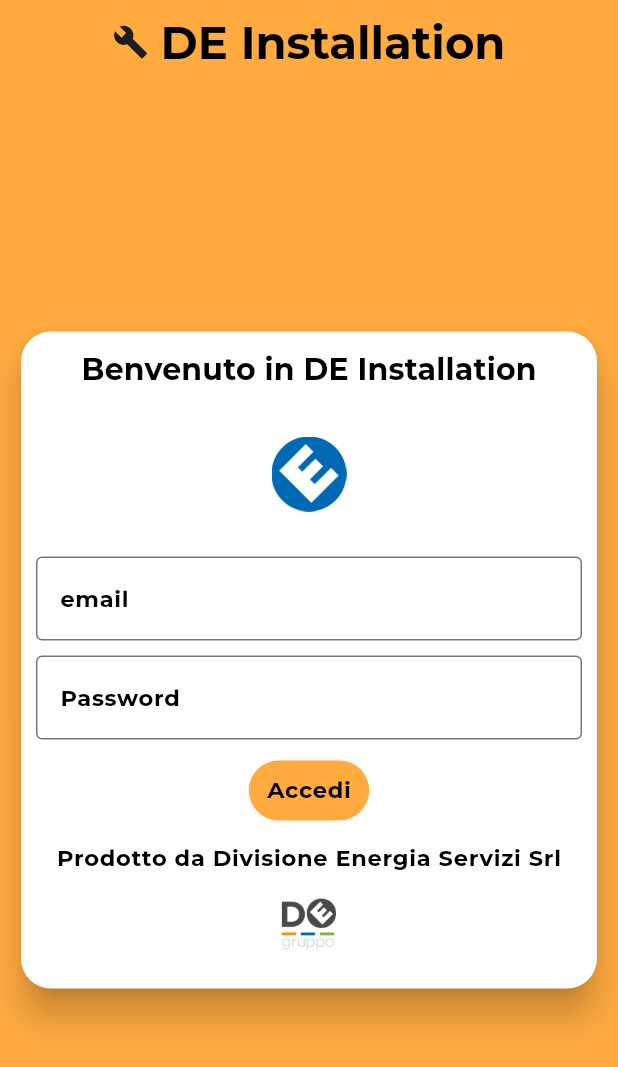
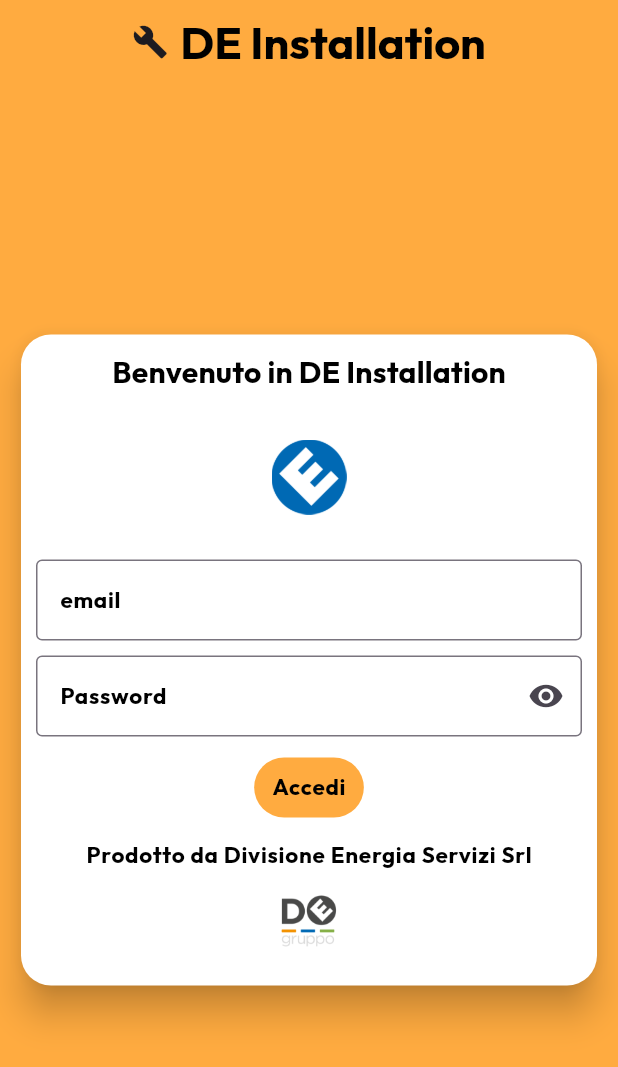
Before and after one commit to WebMasterDE/installatori_app_DE, a Flutter app: the screen it shows after launch, on a phone screen of 412 x 824 dp. Shown: the top 1067 px of the screen. Run offline on Flutter 3.47's test engine with Material 3 defaults, Android fonts, the phone set to English and light mode, and no system bars.

Commit message:
finita pagina di login e modifica widget in stateful

```diff
--- a/lib/pages/login/login_page.dart
+++ b/lib/pages/login/login_page.dart
@@ -1,9 +1,16 @@
 import 'package:flutter/material.dart';
 
-class LoginPage extends StatelessWidget {
+class LoginPage extends StatefulWidget {
   static const route = '/';
 
   const LoginPage({super.key});
+
+  @override
+  State<LoginPage> createState() => _LoginPageState();
+}
+
+class _LoginPageState extends State<LoginPage> {
+  bool _obscureText = true;
 
   @override
   Widget build(BuildContext context) {
@@ -53,17 +60,27 @@
                   decoration: InputDecoration(
                     border: OutlineInputBorder(),
                     labelText: 'email',
-                            labelStyle:
-                                Theme.of(context).textTheme.labelSmall))),
+                    labelStyle: Theme.of(context).textTheme.labelSmall,
+                  ),
+                  style: Theme.of(context).textTheme.labelSmall,
+                )),
                 SizedBox(height: 10),
                 Flexible(
                     child: TextField(
-                        obscureText: true,
+                  obscureText: _obscureText,
                   decoration: InputDecoration(
                       border: OutlineInputBorder(),
                       labelText: 'Password',
-                            labelStyle:
-                                Theme.of(context).textTheme.labelSmall))),
+                      labelStyle: Theme.of(context).textTheme.labelSmall,
+                      suffixIcon: IconButton(
+                          onPressed: () {
+                            setState((){_obscureText = !_obscureText;});
+                          },
+                          icon: Icon(_obscureText
+                              ? Icons.visibility
+                              : Icons.visibility_off))),
+                  style: Theme.of(context).textTheme.labelSmall,
+                )),
                 SizedBox(height: 10),
                 Center(
                   child: TextButton(
@@ -72,11 +89,10 @@
                         Navigator.pushNamedAndRemoveUntil(
                             context, '/condomini', (route) => false);
                       },
-                    child: Text('Accedi',
-                        style: Theme.of(context).textTheme.labelSmall),
                       style: TextButton.styleFrom(
                           backgroundColor: Colors.orangeAccent),
-                  ),
+                      child: Text('Accedi',
+                          style: Theme.of(context).textTheme.labelSmall)),
                 ),
                 SizedBox(height: 10),
                 Flexible(
@@ -98,6 +114,7 @@
         ),
       )),
       backgroundColor: Colors.orangeAccent,
+      resizeToAvoidBottomInset: false,
     );
   }
 }
--- a/lib/theme/theme.dart
+++ b/lib/theme/theme.dart
@@ -5,7 +5,7 @@
   static getTheme(){
 
     return ThemeData(
-      fontFamily: 'Montserrat',
+      fontFamily: 'Outfit',
       textTheme: TextTheme(
         titleLarge: TextStyle(
           color: Colors.black,
--- a/pubspec.yaml
+++ b/pubspec.yaml
@@ -49,6 +49,10 @@
         - asset: assets/fonts/Montserrat-Italic-VariableFont_wght.ttf
         - asset: assets/fonts/Montserrat-VariableFont_wght.ttf
           style: italic
+    - family: Outfit
+      fonts:
+        - asset: assets/fonts/Outfit-VariableFont_wght.ttf
+          style: italic
   # To add assets to your application, add an assets section, like this:
   assets:
      - assets/images/des_logo.png
```
Also changed, not shown: assets/fonts/Outfit-VariableFont_wght.ttf (added). Lines whose indentation alone changed are shown as unchanged.
